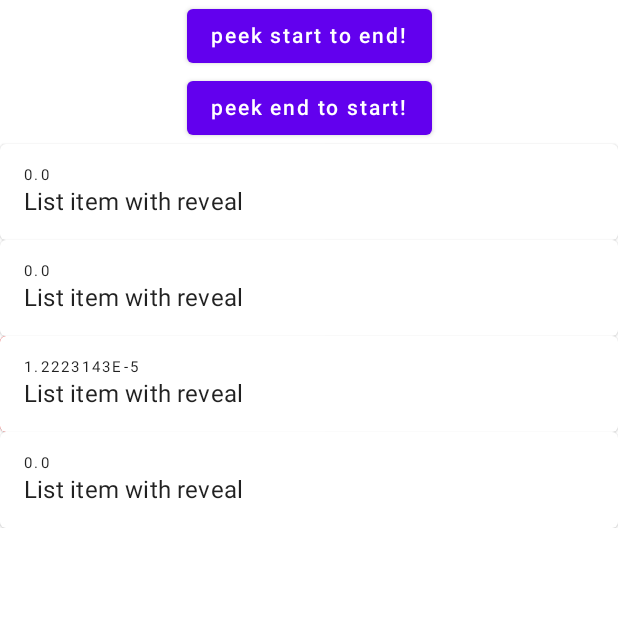
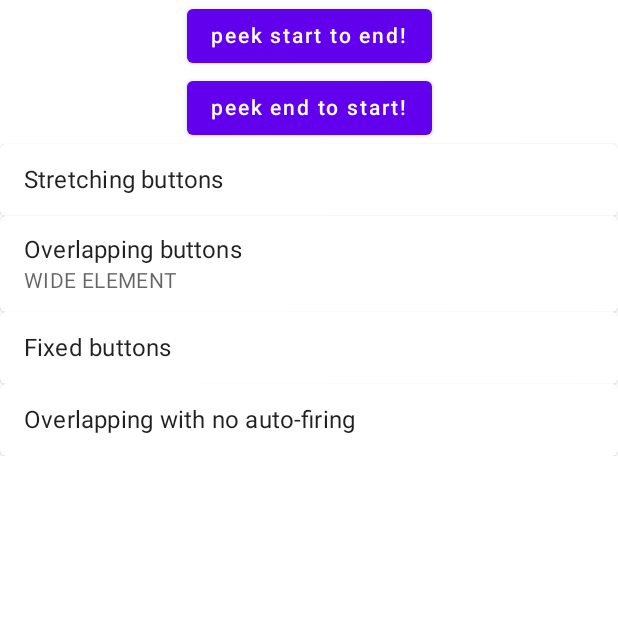
Before and after one commit to akhris/compose-utils, an Android app built with Jetpack Compose: the screen it shows after launch (MainActivity), after a tap on "peek start to end!", on a phone screen of 412 x 824 dp, the top half of it. Run offline under Robolectric (Android 15) with nearby library versions, the phone set to English and light mode, and no system bars; our stand-ins replace Timber.

Commit message:
- [x] fixed demo app - [x] updated dependencies - [x] added rounded corners parameters to background of RevealButton.kt - [x] fixed animation turnoff when it is not needed - [ ] need to write tests

```diff
--- a/SwipeToReveal/build.gradle
+++ b/SwipeToReveal/build.gradle
@@ -86,7 +86,7 @@ dependencies {
     implementation 'androidx.core:core-ktx:1.7.0'
     implementation "androidx.compose.material:material:$compose_version"
     implementation 'com.jakewharton.timber:timber:5.0.1'
-    testImplementation 'junit:junit:4.+'
+    testImplementation 'junit:junit:4.13.2'
     androidTestImplementation 'androidx.test.ext:junit:1.1.3'
     androidTestImplementation 'androidx.test.espresso:espresso-core:3.4.0'
 }
--- a/SwipeToReveal/src/main/java/com/akhris/composeutils/swipetoreveal/RevealButton.kt
+++ b/SwipeToReveal/src/main/java/com/akhris/composeutils/swipetoreveal/RevealButton.kt
@@ -24,23 +24,40 @@ import androidx.compose.ui.Alignment
 import androidx.compose.ui.Modifier
 import androidx.compose.ui.graphics.Color
 import androidx.compose.ui.graphics.vector.ImageVector
+import androidx.compose.ui.unit.Dp
 import androidx.compose.ui.unit.dp
 
+/**
+ * Base class for reveal button. All reveal buttons must be subclasses.
+ * @param callback is called when it is clicked or if it is first button in a row and this is allowed -
+ * if user swipes further.
+ */
 abstract class RevealButton(
     val callback: () -> Unit
 ) {
+    /**
+     * Composable that should be drawn on the background
+     */
     @Composable
     abstract fun Background(boxScope: BoxScope)
 
+    /**
+     * Composable that should be drawn on the foreground
+     */
     @Composable
     abstract fun Foreground(boxScope: BoxScope)
 }
 
+/**
+ * Reveal button with icon and colored background with adjustable start/end corners radiuses.
+ */
 class IconRevealButton(
     val icon: ImageVector,
     val iconTint: Color? = null,
     val backgroundColor: Color? = null,
-    val contentDescription: String? = null,
+    private val contentDescription: String? = null,
+    val startCornersRadius: Dp = 0.dp,
+    val endCornersRadius: Dp = 0.dp,
     callback: () -> Unit
 ) : RevealButton(callback = callback) {
 
@@ -61,11 +78,16 @@ class IconRevealButton(
     @Composable
     override fun Background(boxScope: BoxScope) {
         boxScope.apply {
-            backgroundColor?.let {bgColor->
+            backgroundColor?.let { bgColor ->
                 Surface(
                     modifier = Modifier.matchParentSize(),
                     color = bgColor,
-                    shape = RoundedCornerShape(4.dp)
+                    shape = RoundedCornerShape(
+                        topStart = startCornersRadius,
+                        topEnd = endCornersRadius,
+                        bottomEnd = endCornersRadius,
+                        bottomStart = startCornersRadius
+                    )
                 ) {
 
                 }
--- a/SwipeToReveal/src/main/java/com/akhris/composeutils/swipetoreveal/SwipeToReveal.kt
+++ b/SwipeToReveal/src/main/java/com/akhris/composeutils/swipetoreveal/SwipeToReveal.kt
@@ -18,7 +18,6 @@ import androidx.compose.foundation.clickable
 import androidx.compose.foundation.gestures.Orientation
 import androidx.compose.foundation.layout.*
 import androidx.compose.material.*
-import androidx.compose.material.ExperimentalMaterialApi
 import androidx.compose.runtime.*
 import androidx.compose.runtime.saveable.Saver
 import androidx.compose.runtime.saveable.rememberSaveable
@@ -31,7 +30,6 @@ import androidx.compose.ui.unit.LayoutDirection
 import androidx.compose.ui.unit.dp
 import com.akhris.composeutils.swipetoreveal.RevealValue.*
 import kotlinx.coroutines.CancellationException
-import timber.log.Timber
 import kotlin.math.abs
 import kotlin.math.roundToInt
 
@@ -89,6 +87,7 @@ enum class RevealValue {
  * @param initialValue The initial value of the state.
  * @param confirmStateChange Optional callback invoked to confirm or veto a pending state change.
  */
+@Suppress("unused")
 @ExperimentalMaterialApi
 class RevealState(
     initialValue: RevealValue,
@@ -298,7 +297,6 @@ fun SwipeToReveal(
 
     val thresholds = { from: RevealValue, to: RevealValue ->
         val dir = getRevealDirection(from, to)
-        Timber.d("$from - $to -> $dir")
         revealThresholds(dir!!)
     }
 
@@ -327,7 +325,6 @@ fun SwipeToReveal(
                 )
             )
     ) {
-        Timber.d("width: $width offset: ${state.offset.value}")
 
         //background box (left and right):
         Box(
@@ -428,6 +425,18 @@ private fun DrawButtonGroup(
 ) {
     var previousButtonWidth = 0f
     buttons.forEachIndexed { index, button ->
+
+
+        val animation = remember<AnimationSpec<Float>>(commitWidthPx, state.offset.value) {
+            if (commitWidthPx == null || abs(state.offset.value) < commitWidthPx) {
+                //no animation is required
+                tween(durationMillis = 0, easing = LinearEasing)
+            } else {
+                spring()
+            }
+        }
+
+
         val currentButtonWidth by animateFloatAsState(
             targetValue =
             if (commitWidthPx != null && abs(state.offset.value) >= commitWidthPx && index == 0) {
@@ -437,8 +446,10 @@ private fun DrawButtonGroup(
                     index,
                     state.offset.value,
                     buttons.size
-                )
+                ),
+            animationSpec = animation
         )
+
 
         var currentButtonOffset =
             if (commitWidthPx != null && abs(state.offset.value) >= commitWidthPx) {
@@ -470,8 +481,8 @@ private fun DrawButtonGroup(
 
 /**
  * Draws [Box] with two layers:
- * - background layer from [RevealButton] object - see [RevealButton.background] for details
- * - front layer icon from [RevealButton] icon's parameters depending
+ * - background layer from [RevealButton] object - see [RevealButton.Background] for details
+ * - front layer icon from [RevealButton] object - see [RevealButton.Foreground] for details
  */
 @Composable
 private fun DrawButtonBox(
--- a/app/build.gradle
+++ b/app/build.gradle
@@ -62,8 +62,8 @@ android {
 dependencies {
 
     implementation 'androidx.core:core-ktx:1.7.0'
-    implementation 'androidx.appcompat:appcompat:1.4.0'
-    implementation 'com.google.android.material:material:1.4.0'
+    implementation 'androidx.appcompat:appcompat:1.4.1'
+    implementation 'com.google.android.material:material:1.5.0'
     implementation "androidx.compose.ui:ui:$compose_version"
     implementation "androidx.compose.material:material:$compose_version"
     implementation "androidx.compose.ui:ui-tooling-preview:$compose_version"
@@ -72,7 +72,7 @@ dependencies {
     implementation 'com.jakewharton.timber:timber:5.0.1'
     implementation project(path: ':SwipeToReveal')
 
-    testImplementation 'junit:junit:4.+'
+    testImplementation 'junit:junit:4.13.2'
     androidTestImplementation 'androidx.test.ext:junit:1.1.3'
     androidTestImplementation 'androidx.test.espresso:espresso-core:3.4.0'
     androidTestImplementation "androidx.compose.ui:ui-test-junit4:$compose_version"
--- a/app/src/main/java/com/akhris/composeutils/MainActivity.kt
+++ b/app/src/main/java/com/akhris/composeutils/MainActivity.kt
@@ -16,46 +16,24 @@ package com.akhris.composeutils
 import android.os.Bundle
 import androidx.activity.ComponentActivity
 import androidx.activity.compose.setContent
-import androidx.annotation.ColorRes
-import androidx.compose.foundation.layout.*
+import androidx.compose.foundation.layout.Column
+import androidx.compose.foundation.layout.fillMaxWidth
 import androidx.compose.foundation.rememberScrollState
 import androidx.compose.foundation.verticalScroll
 import androidx.compose.material.*
 import androidx.compose.material.icons.Icons
-import androidx.compose.material.icons.filled.*
 import androidx.compose.material.icons.rounded.*
 import androidx.compose.runtime.*
 import androidx.compose.ui.Alignment
 import androidx.compose.ui.Modifier
 import androidx.compose.ui.graphics.Color
 import androidx.compose.ui.tooling.preview.Preview
+import androidx.compose.ui.unit.dp
 import com.akhris.composeutils.swipetoreveal.*
 import com.akhris.composeutils.ui.theme.ComposeUtilsTheme
-import kotlin.random.Random
-import kotlin.random.nextInt
 
 @ExperimentalMaterialApi
 class MainActivity : ComponentActivity() {
-
-    private val pairIcons = listOf(
-        Icons.Default.Favorite to Icons.Default.FavoriteBorder,
-        Icons.Default.Done to Icons.Default.CheckCircle
-    )
-    private val icons = listOf(
-        Icons.Default.Delete,
-        Icons.Default.Share,
-        Icons.Default.Done,
-        Icons.Default.Edit
-    )
-
-    private val colors = listOf(
-        Color.Green,
-        Color.Yellow,
-        Color.Red,
-        Color.Magenta,
-        Color.Cyan,
-        Color.LightGray
-    )
 
     override fun onCreate(savedInstanceState: Bundle?) {
         super.onCreate(savedInstanceState)
@@ -71,10 +49,10 @@ class MainActivity : ComponentActivity() {
 
 
     @Composable
-    private fun TestList(itemCount: Int = 4) {
+    private fun TestList() {
 
-        var peekStart by remember { mutableStateOf(-1) }
-        var peekEnd by remember { mutableStateOf(-1) }
+        var peekStart by remember { mutableStateOf(false) }
+        var peekEnd by remember { mutableStateOf(false) }
 
         Column(
             Modifier
@@ -83,78 +61,96 @@ class MainActivity : ComponentActivity() {
         ) {
 
             Button(modifier = Modifier.align(Alignment.CenterHorizontally), onClick = {
-                peekStart = Random.nextInt(range = 0 until itemCount)
+                peekStart = !peekStart
             }) {
                 Text(text = "peek start to end!")
             }
 
             Button(modifier = Modifier.align(Alignment.CenterHorizontally), onClick = {
-                peekEnd = Random.nextInt(range = 0 until itemCount)
+                peekEnd = !peekEnd
             }) {
                 Text(text = "peek end to start!")
             }
 
-            for (i in 0 until itemCount)
-                MakeRevealItem(
-                    peekStart = i == peekStart,
-                    peekEnd = i == peekEnd,
-                    buttonBehavior = when (i % 3) {
-                        0 -> StretchingBehavior()
-                        1 -> OverlappingBehavior()
-                        else -> FixedPositionBehavior()
-                    },
-                    startButtonsCount = (i % 3 + 1),
-                    endButtonsCount = (i % 3 + 1)
-                )
 
+            MakeRevealItem(
+                text = "Stretching buttons",
+                peekStart = peekStart,
+                peekEnd = peekEnd,
+                buttonBehavior = StretchingBehavior(),
+                onStartPeeked = { peekStart = false },
+                onEndPeeked = { peekEnd = false }
+            )
+            MakeRevealItem(
+                text = "Overlapping buttons",
+                withSecondaryText = true,
+                buttonBehavior = OverlappingBehavior()
+            )
+            MakeRevealItem(
+                text = "Fixed buttons",
+                buttonBehavior = FixedPositionBehavior()
+            )
+
+            MakeRevealItem(
+                text = "Overlapping with no auto-firing",
+                buttonBehavior = OverlappingBehavior(),
+                withCommit = false
+            )
 
         }
 
     }
 
-    private fun getRandomColor(): Color {
-        return colors[Random.nextInt(colors.size)]
-    }
-
     @ExperimentalMaterialApi
     @Composable
     fun MakeRevealItem(
+        text: String = "List item with reveal",
         withSecondaryText: Boolean = false,
         peekStart: Boolean = false,
         peekEnd: Boolean = false,
-        startButtonsCount: Int = 1,
-        endButtonsCount: Int = 1,
-        buttonBehavior: IButtonBehavior
+        buttonBehavior: IButtonBehavior,
+        onStartPeeked: (() -> Unit)? = null,
+        onEndPeeked: (() -> Unit)? = null,
+        withCommit: Boolean = true
     ) {
         val revealState = rememberRevealState()
 
-        val pairedButtonIndex = remember { Random.nextInt(until = 2) }
-        var pairedClicked by remember { mutableStateOf(false) }
+        var isFavorite by remember { mutableStateOf(false) }
 
-        val startButtons = List(startButtonsCount) { index ->
-            when (index) {
-                0 -> IconRevealButton(
-                    if (pairedClicked) pairIcons[pairedButtonIndex].first else pairIcons[pairedButtonIndex].second,
-                    callback = {
-                        pairedClicked = !pairedClicked
-                    },
-                    backgroundColor = getRandomColor()
-                )
-                else -> IconRevealButton(
-                    icon = icons[icons.size % index],
-                    callback = {},
-                    backgroundColor = getRandomColor()
-                )
-            }
-        }
+        val startButtons = listOf(
+            IconRevealButton(
+                icon = if (isFavorite) Icons.Rounded.Favorite else Icons.Rounded.FavoriteBorder,
+                callback = {
+                    isFavorite = !isFavorite
+                },
+                backgroundColor = Color.Yellow,
+                startCornersRadius = 4.dp
+            ),
+            IconRevealButton(
+                icon = Icons.Rounded.Edit,
+                callback = {
 
-        val endButtons = List(endButtonsCount) { index ->
+                },
+                backgroundColor = Color.Magenta
+            )
+        )
+
+        val endButtons = listOf(
             IconRevealButton(
-                icon = icons[Random.nextInt(icons.size)],
+                icon = Icons.Rounded.Delete,
                 callback = {},
-                backgroundColor = getRandomColor()
+                iconTint = Color.Red,
+                endCornersRadius = 4.dp
+            ),
+            IconRevealButton(
+                icon = Icons.Rounded.Share,
+                callback = {}
+            ),
+            IconRevealButton(
+                icon = Icons.Rounded.Settings,
+                callback = {}
             )
-        }
+        )
 
 
         SwipeToReveal(
@@ -163,13 +159,12 @@ class MainActivity : ComponentActivity() {
             startButtons = startButtons,
             endButtons = endButtons,
             startButtonsBehavior = buttonBehavior,
-            endButtonsBehavior = buttonBehavior
+            endButtonsBehavior = buttonBehavior,
+            withEndCommit = withCommit,
+            withStartCommit = withCommit
         ) {
             Card {
                 ListItem(
-                    overlineText = {
-                        Text(text = "${revealState.offset.value}")
-                    },
                     secondaryText = if (withSecondaryText) {
                         {
                             Text(text = "WIDE ELEMENT")
@@ -177,7 +172,7 @@ class MainActivity : ComponentActivity() {
                     } else null,
                     text = {
                         Text(
-                            text = "List item with reveal"
+                            text = text
                         )
                     })
             }
@@ -186,10 +181,11 @@ class MainActivity : ComponentActivity() {
         LaunchedEffect(key1 = peekStart, key2 = peekEnd) {
             if (peekStart) {
                 revealState.peek(RevealDirection.StartToEnd)
+                onStartPeeked?.invoke()
             }
             if (peekEnd) {
                 revealState.peek(RevealDirection.EndToStart)
-
+                onEndPeeked?.invoke()
             }
         }
 
--- a/build.gradle
+++ b/build.gradle
@@ -1,3 +1,4 @@
+
 /*
  * Copyright (c) 2022. Anatoly Khristianovsky.  All rights reserved.
  * Licensed under the Apache License, Version 2.0 (the "License");
```
